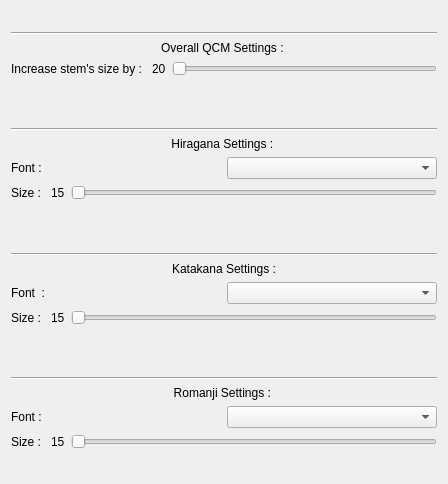
Above: fntsetting.ui from Aryetis/Obenkyobo before the change. Below: the same form after it.
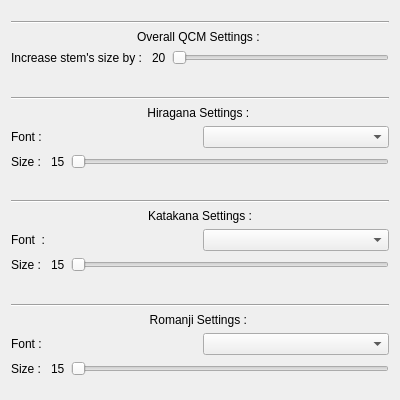
That is the form after the change.

Commit message: turning off everything wifi, sleep related for now. SymbolSetting Page reworked, should be properly responsive by now, scrollbar width increased, checkbox size increased, etc

Diff of the .ui file:
```diff
--- a/fntsetting.ui
+++ b/fntsetting.ui
@@ -6,8 +6,8 @@
    <rect>
     <x>0</x>
     <y>0</y>
-    <width>448</width>
-    <height>484</height>
+    <width>400</width>
+    <height>400</height>
    </rect>
   </property>
   <property name="windowTitle">
```
The commit also changes 16 other files.
